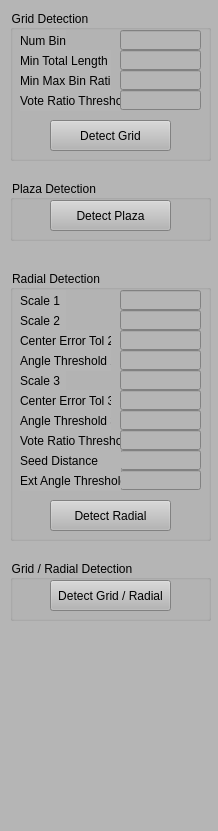
Qt form RoadFeatureExplorer/ControlWidget.ui (gnishida/RoadFeatureExplorer) before a commit.
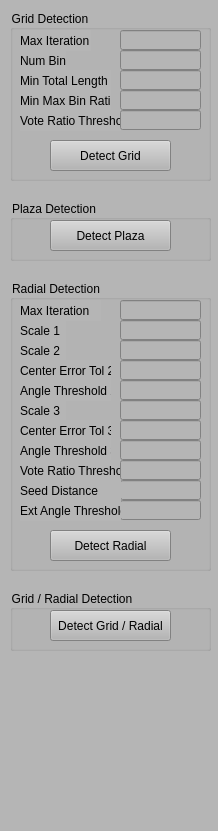
The same form after that commit.

Commit message: Add maxIteration as a parameter that users can control.

Diff of the .ui file:
```diff
--- a/RoadFeatureExplorer/ControlWidget.ui
+++ b/RoadFeatureExplorer/ControlWidget.ui
@@ -26,7 +26,7 @@
       <x>10</x>
       <y>10</y>
       <width>201</width>
-      <height>151</height>
+      <height>171</height>
      </rect>
     </property>
     <property name="title">
@@ -36,7 +36,7 @@
      <property name="geometry">
       <rect>
        <x>40</x>
-       <y>110</y>
+       <y>130</y>
        <width>121</width>
        <height>31</height>
       </rect>
@@ -49,7 +49,7 @@
      <property name="geometry">
       <rect>
        <x>10</x>
-       <y>20</y>
+       <y>40</y>
        <width>46</width>
        <height>21</height>
       </rect>
@@ -62,7 +62,7 @@
      <property name="geometry">
       <rect>
        <x>110</x>
-       <y>20</y>
+       <y>40</y>
        <width>81</width>
        <height>20</height>
       </rect>
@@ -75,7 +75,7 @@
      <property name="geometry">
       <rect>
        <x>10</x>
-       <y>40</y>
+       <y>60</y>
        <width>91</width>
        <height>21</height>
       </rect>
@@ -88,7 +88,7 @@
      <property name="geometry">
       <rect>
        <x>110</x>
-       <y>40</y>
+       <y>60</y>
        <width>81</width>
        <height>20</height>
       </rect>
@@ -101,7 +101,7 @@
      <property name="geometry">
       <rect>
        <x>10</x>
-       <y>60</y>
+       <y>80</y>
        <width>91</width>
        <height>21</height>
       </rect>
@@ -114,7 +114,7 @@
      <property name="geometry">
       <rect>
        <x>110</x>
-       <y>60</y>
+       <y>80</y>
        <width>81</width>
        <height>20</height>
       </rect>
@@ -127,7 +127,7 @@
      <property name="geometry">
       <rect>
        <x>10</x>
-       <y>80</y>
+       <y>100</y>
        <width>101</width>
        <height>21</height>
       </rect>
@@ -140,7 +140,33 @@
      <property name="geometry">
       <rect>
        <x>110</x>
-       <y>80</y>
+       <y>100</y>
+       <width>81</width>
+       <height>20</height>
+      </rect>
+     </property>
+     <property name="alignment">
+      <set>Qt::AlignRight|Qt::AlignTrailing|Qt::AlignVCenter</set>
+     </property>
+    </widget>
+    <widget class="QLabel" name="label_18">
+     <property name="geometry">
+      <rect>
+       <x>10</x>
+       <y>20</y>
+       <width>71</width>
+       <height>21</height>
+      </rect>
+     </property>
+     <property name="text">
+      <string>Max Iteration</string>
+     </property>
+    </widget>
+    <widget class="QLineEdit" name="lineEditGridMaxIteration">
+     <property name="geometry">
+      <rect>
+       <x>110</x>
+       <y>20</y>
        <width>81</width>
        <height>20</height>
       </rect>
@@ -154,7 +180,7 @@
     <property name="geometry">
      <rect>
       <x>10</x>
-      <y>180</y>
+      <y>200</y>
       <width>201</width>
       <height>61</height>
      </rect>
@@ -180,9 +206,9 @@
     <property name="geometry">
      <rect>
       <x>10</x>
-      <y>270</y>
+      <y>280</y>
       <width>201</width>
-      <height>271</height>
+      <height>291</height>
      </rect>
     </property>
     <property name="title">
@@ -192,7 +218,7 @@
      <property name="geometry">
       <rect>
        <x>40</x>
-       <y>230</y>
+       <y>250</y>
        <width>121</width>
        <height>31</height>
       </rect>
@@ -205,7 +231,7 @@
      <property name="geometry">
       <rect>
        <x>110</x>
-       <y>20</y>
+       <y>40</y>
        <width>81</width>
        <height>20</height>
       </rect>
@@ -218,7 +244,7 @@
      <property name="geometry">
       <rect>
        <x>10</x>
-       <y>20</y>
+       <y>40</y>
        <width>46</width>
        <height>21</height>
       </rect>
@@ -231,7 +257,7 @@
      <property name="geometry">
       <rect>
        <x>10</x>
-       <y>40</y>
+       <y>60</y>
        <width>46</width>
        <height>21</height>
       </rect>
@@ -244,7 +270,7 @@
      <property name="geometry">
       <rect>
        <x>110</x>
-       <y>40</y>
+       <y>60</y>
        <width>81</width>
        <height>20</height>
       </rect>
@@ -257,7 +283,7 @@
      <property name="geometry">
       <rect>
        <x>10</x>
-       <y>60</y>
+       <y>80</y>
        <width>91</width>
        <height>21</height>
       </rect>
@@ -270,7 +296,7 @@
      <property name="geometry">
       <rect>
        <x>110</x>
-       <y>60</y>
+       <y>80</y>
        <width>81</width>
        <height>20</height>
       </rect>
@@ -283,7 +309,7 @@
      <property name="geometry">
       <rect>
        <x>10</x>
-       <y>80</y>
+       <y>100</y>
        <width>91</width>
        <height>21</height>
       </rect>
@@ -296,7 +322,7 @@
      <property name="geometry">
       <rect>
        <x>110</x>
-       <y>80</y>
+       <y>100</y>
        <width>81</width>
        <height>20</height>
       </rect>
@@ -309,7 +335,7 @@
      <property name="geometry">
       <rect>
        <x>110</x>
-       <y>140</y>
+       <y>160</y>
        <width>81</width>
        <height>20</height>
       </rect>
@@ -322,7 +348,7 @@
      <property name="geometry">
       <rect>
        <x>10</x>
-       <y>140</y>
+       <y>160</y>
        <width>91</width>
        <height>21</height>
       </rect>
@@ -335,7 +361,7 @@
      <property name="geometry">
       <rect>
        <x>10</x>
-       <y>120</y>
+       <y>140</y>
        <width>91</width>
        <height>21</height>
       </rect>
@@ -348,7 +374,7 @@
      <property name="geometry">
       <rect>
        <x>10</x>
-       <y>100</y>
+       <y>120</y>
        <width>46</width>
        <height>21</height>
       </rect>
@@ -361,7 +387,7 @@
      <property name="geometry">
       <rect>
        <x>110</x>
-       <y>120</y>
+       <y>140</y>
        <width>81</width>
        <height>20</height>
       </rect>
@@ -374,7 +400,7 @@
      <property name="geometry">
       <rect>
        <x>110</x>
-       <y>100</y>
+       <y>120</y>
        <width>81</width>
        <height>20</height>
       </rect>
@@ -387,7 +413,7 @@
      <property name="geometry">
       <rect>
        <x>10</x>
-       <y>160</y>
+       <y>180</y>
        <width>101</width>
        <height>21</height>
       </rect>
@@ -400,7 +426,7 @@
      <property name="geometry">
       <rect>
        <x>110</x>
-       <y>160</y>
+       <y>180</y>
        <width>81</width>
        <height>20</height>
       </rect>
@@ -413,7 +439,7 @@
      <property name="geometry">
       <rect>
        <x>110</x>
-       <y>180</y>
+       <y>200</y>
        <width>81</width>
        <height>20</height>
       </rect>
@@ -429,7 +455,7 @@
      <property name="geometry">
       <rect>
        <x>10</x>
-       <y>180</y>
+       <y>200</y>
        <width>101</width>
        <height>21</height>
       </rect>
@@ -442,7 +468,7 @@
      <property name="geometry">
       <rect>
        <x>110</x>
-       <y>200</y>
+       <y>220</y>
        <width>81</width>
        <height>20</height>
       </rect>
@@ -458,7 +484,7 @@
      <property name="geometry">
       <rect>
        <x>10</x>
-       <y>200</y>
+       <y>220</y>
        <width>101</width>
        <height>21</height>
       </rect>
@@ -467,12 +493,41 @@
       <string>Ext Angle Threshold</string>
      </property>
     </widget>
+    <widget class="QLineEdit" name="lineEditRadialMaxIteration">
+     <property name="geometry">
+      <rect>
+       <x>110</x>
+       <y>20</y>
+       <width>81</width>
+       <height>20</height>
+      </rect>
+     </property>
+     <property name="text">
+      <string/>
+     </property>
+     <property name="alignment">
+      <set>Qt::AlignRight|Qt::AlignTrailing|Qt::AlignVCenter</set>
+     </property>
+    </widget>
+    <widget class="QLabel" name="label_19">
+     <property name="geometry">
+      <rect>
+       <x>10</x>
+       <y>20</y>
+       <width>81</width>
+       <height>21</height>
+      </rect>
+     </property>
+     <property name="text">
+      <string>Max Iteration</string>
+     </property>
+    </widget>
    </widget>
    <widget class="QGroupBox" name="groupBox_7">
     <property name="geometry">
      <rect>
       <x>10</x>
-      <y>560</y>
+      <y>590</y>
       <width>201</width>
       <height>61</height>
      </rect>
```
The commit also changes 10 other files.
